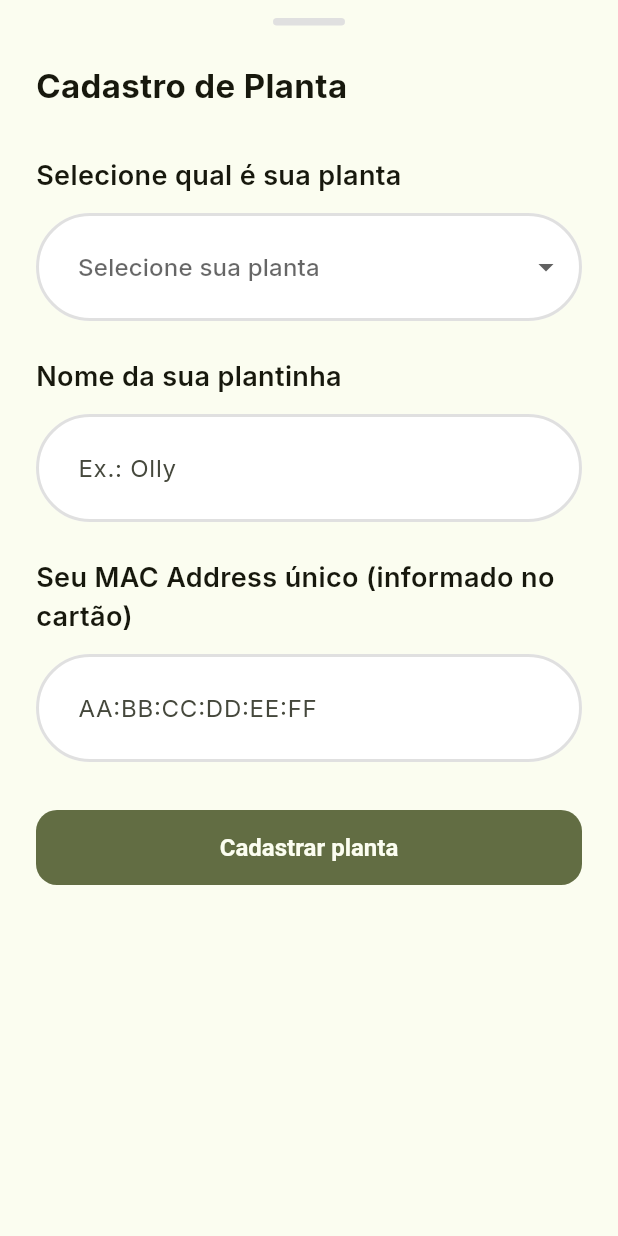
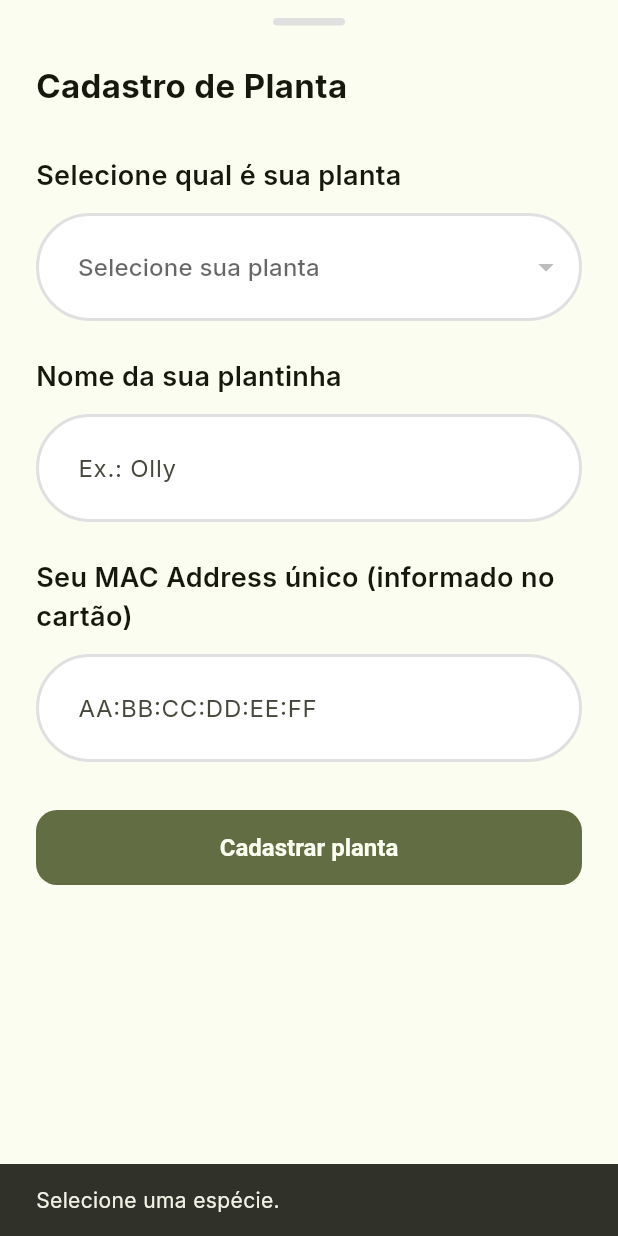
Before and after one commit to whosmitri/lumees-yapplant, a Flutter app: the CardAddPlanta widget shown alone on an empty page, opened directly, after a tap on "Cadastrar planta", on a phone screen of 412 x 824 dp. Run offline on Flutter 3.47's test engine with Material 3 defaults, Android fonts, the phone set to English and light mode, and no system bars; our stand-ins replace cloud_firestore, firebase_auth, firebase_core, fl_chart, geolocator, google_fonts; accounts and stored records are empty; generated files the repository leaves out were written again.

Commit message:
feat(mobile): integra cadastro de planta com banco de dados

```diff
--- a/mobile/lumeesyapp/lib/services/database_service.dart
+++ b/mobile/lumeesyapp/lib/services/database_service.dart
@@ -66,6 +66,7 @@ class DatabaseService {
     required String uid,
     required String nomeApelido,
     required String idEspecie,
+    required String macHardware
   }) async {
     try {
       final plantaRef = _db.collection(_plantas).doc();
@@ -75,6 +76,7 @@ class DatabaseService {
         'uid': uid,
         'nome_apelido': nomeApelido,
         'id_especie': idEspecie,
+        'mac_hardware': macHardware,
         'ultima_leitura': {
           'timestamp': null,
           'umidade_solo_bruto': 0,
--- a/mobile/lumeesyapp/lib/widgets/card_add_planta.dart
+++ b/mobile/lumeesyapp/lib/widgets/card_add_planta.dart
@@ -1,4 +1,7 @@
 import 'package:flutter/material.dart';
+
+import '../services/auth_service.dart';
+import '../services/database_service.dart';
 
 import '../theme/app_theme.dart';
 
@@ -11,10 +14,88 @@ class CardAddPlanta extends StatefulWidget {
 
 class _CardAddPlantaState extends State<CardAddPlanta> {
 
+  final AuthService _authService = AuthService();
+  final DatabaseService _databaseService = DatabaseService();
+
   String? especie;
 
   String nome = '';
   String macAddress = '';
+
+  List<Map<String, dynamic>> especies = [];
+
+  bool carregando = false;
+
+  Future<void> _carregarEspecies() async {
+    final resultado = await _databaseService.buscarEspecies();
+
+    if (!mounted) return;
+
+    setState(() {
+      especies = resultado;
+    });
+
+  }
+
+  @override
+    void initState() {
+      super.initState();
+      _carregarEspecies();
+    }
+
+  Future<void> _cadastrarPlanta() async {
+    if (!_validarFormulario()) {
+      return;
+    }
+
+    final usuario = _authService.currentUser;
+
+    if (usuario == null) {
+      _mostrarMensagem(
+        'Usuário não encontrado.',
+      );
+      return;
+    }
+
+    setState(() {
+      carregando = true;
+    });
+
+    final idPlanta = await _databaseService.cadastrarPlanta(
+      uid: usuario.uid,
+      nomeApelido: nome,
+      idEspecie: especie!,
+      macHardware: macAddress,
+    );
+
+    if (idPlanta == null) {
+      setState(() {
+        carregando = false;
+      });
+
+      _mostrarMensagem(
+        'Erro ao cadastrar planta.',
+      );
+      return;
+    }
+
+    await _databaseService.atualizarIdPlantaUsuario(
+      uid: usuario.uid,
+      idPlanta: idPlanta,
+    );
+
+    if (!mounted) return;
+
+    setState(() {
+      carregando = false;
+    });
+
+    Navigator.pushNamedAndRemoveUntil(
+      context,
+      '/principal',
+      (_) => false,
+    );
+  }
 
   @override
   Widget build(BuildContext context) {
@@ -82,22 +163,15 @@ class _CardAddPlantaState extends State<CardAddPlanta> {
                   'Selecione sua planta',
                 ),
 
-                items: const [
-                  DropdownMenuItem(
-                    value: 'samambaia',
-                    child: Text('Samambaia'),
+                items: especies.map((item) {
+                return DropdownMenuItem<String>(
+                  value: item['nome_comum'],
+
+                  child: Text(
+                    item['nome_comum'],
                   ),
-
-                  DropdownMenuItem(
-                    value: 'jiboia',
-                    child: Text('Jibóia'),
-                  ),
-
-                  DropdownMenuItem(
-                    value: 'costela',
-                    child: Text('Costela-de-Adão'),
-                  ),
-                ],
+                );
+              }).toList(),
 
                 onChanged: (value) {
                   setState(() {
@@ -141,12 +215,21 @@ class _CardAddPlantaState extends State<CardAddPlanta> {
               SizedBox(
                 width: double.infinity,
 
+                // BOTÃO
                 child: ElevatedButton(
-                  onPressed: () {},
+                  onPressed: carregando ? null : _cadastrarPlanta,
 
-                  child: const Text(
-                    'Cadastrar planta',
-                  ),
+                  child: carregando
+                  ? const SizedBox(
+                      width: 22,
+                      height: 22,
+                      child: CircularProgressIndicator(
+                        strokeWidth: 2,
+                        color: AppTheme.mainIvory,
+                      ),
+                    )
+
+                  : const Text('Cadastrar planta'),
                 ),
               ),
             ],
@@ -220,4 +303,40 @@ class _CardAddPlantaState extends State<CardAddPlanta> {
       ),
     );
   }
+
+  bool _validarFormulario() {
+    if (especie == null) {
+      _mostrarMensagem(
+        'Selecione uma espécie.',
+      );
+
+      return false;
+    }
+
+    if (nome.trim().isEmpty) {
+      _mostrarMensagem(
+        'Informe um apelido.',
+      );
+
+      return false;
+    }
+
+    if (macAddress.trim().isEmpty) {
+      _mostrarMensagem(
+        'Informe o MAC Address.',
+      );
+
+      return false;
+    }
+
+    return true;
+  }
+
+  void _mostrarMensagem(String mensagem) {
+    ScaffoldMessenger.of(context).showSnackBar(
+      SnackBar(
+        content: Text(mensagem),
+      ),
+    );
+  }
 }
```
